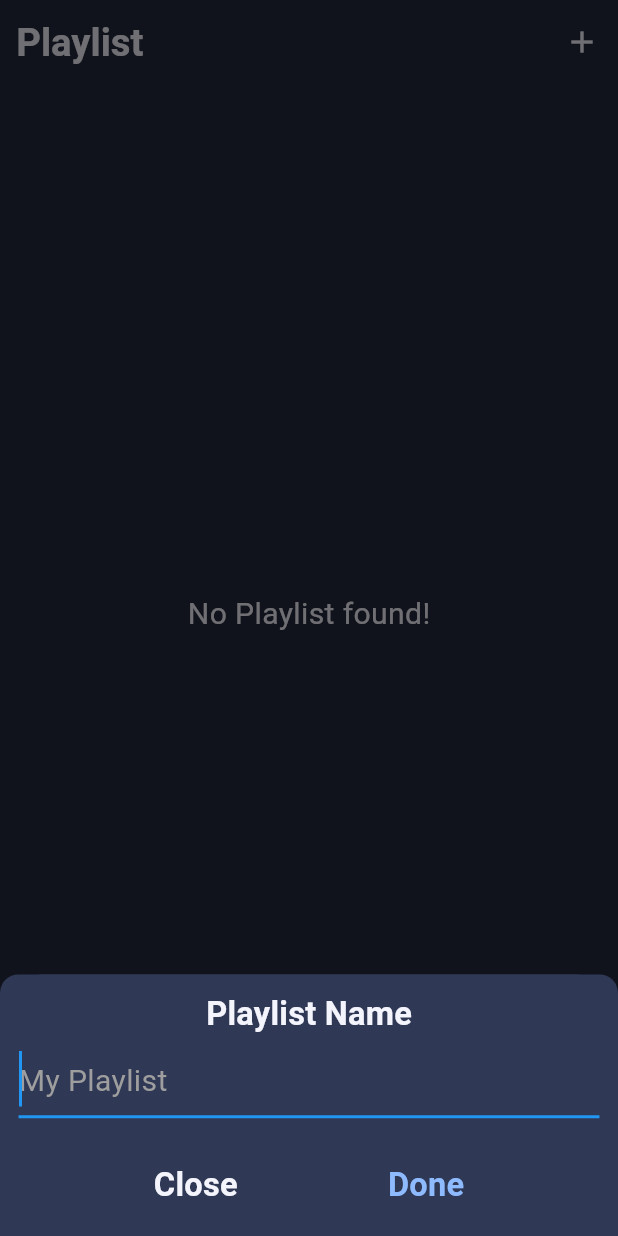
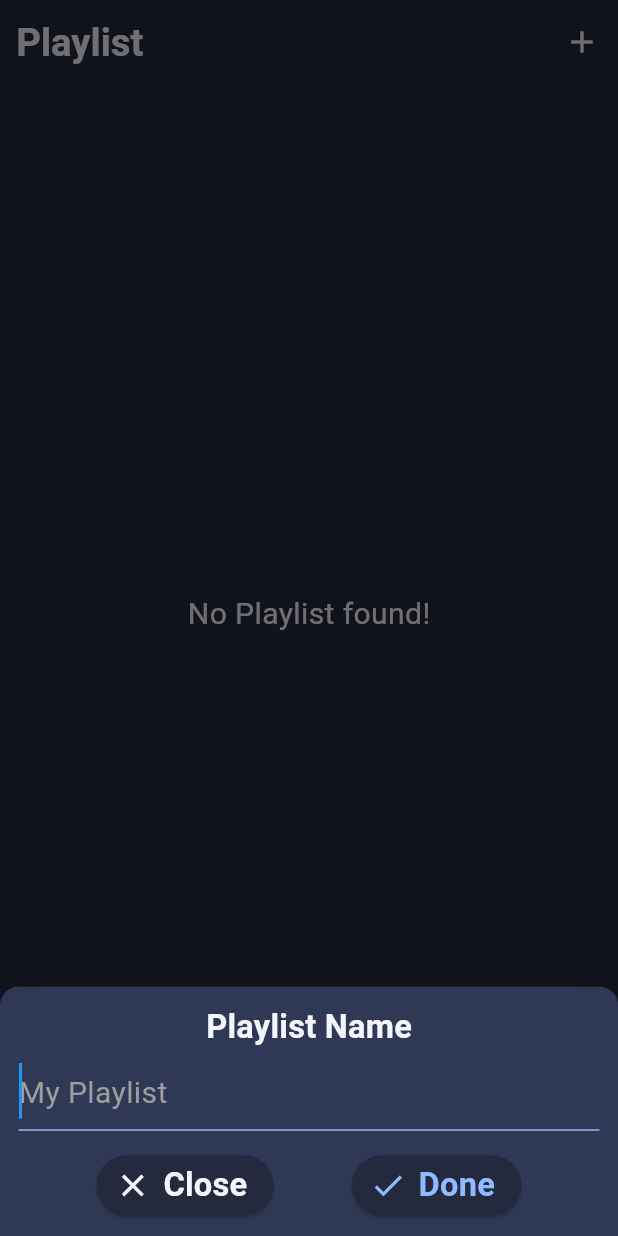
Before and after one commit to AKSHAYK0UL/Nex-Music, a Flutter app: the screen it shows once a user with an empty profile is signed in, item 3 of the bottom bar chosen, after a tap on the "add" icon, on a phone screen of 412 x 824 dp. Run offline on Flutter 3.47's test engine with Material 3 defaults, Android fonts, the phone set to English and light mode, and no system bars; our stand-ins replace app_links, audio_service, audio_video_progress_bar, bloc_concurrency, buttons_tabbar, cached_network_image and 22 more; missing offline and left inert: audio_session, bitsdojo_window, dart_ytmusic_api, desktop_webview_auth, just_audio_media_kit, sidebar_with_animation and 1 more; accounts and stored records are empty; generated files the repository leaves out were written again; project files that could hold a hidden picture were left out.

Commit message:
UI bug fixes

```diff
--- /dev/null
+++ b/lib/core/theme/elevatedbutton.dart
@@ -0,0 +1,10 @@
+import 'package:flutter/material.dart';
+import 'package:nex_music/core/theme/hexcolor.dart';
+
+ElevatedButtonThemeData elevatedButtonTheme() {
+  return ElevatedButtonThemeData(
+      style: ElevatedButton.styleFrom(
+    backgroundColor: backgroundColor,
+    iconColor: accentColor,
+  ));
+}
--- a/lib/core/theme/theme.dart
+++ b/lib/core/theme/theme.dart
@@ -2,6 +2,7 @@ import 'package:flutter/material.dart';
 import 'package:nex_music/core/theme/appbartheme.dart';
 import 'package:nex_music/core/theme/chiptheme.dart';
 import 'package:nex_music/core/theme/dialogtheme.dart';
+import 'package:nex_music/core/theme/elevatedbutton.dart';
 import 'package:nex_music/core/theme/hexcolor.dart';
 import 'package:nex_music/core/theme/listtiletheme.dart';
 import 'package:nex_music/core/theme/navbartheme.dart';
@@ -27,5 +28,6 @@ ThemeData themeData(BuildContext context) {
     segmentedButtonTheme: segmentedButtonTheme(context),
     dialogTheme: dialogTheme(screenSize),
     tabBarTheme: tabBarTheme,
+    elevatedButtonTheme: elevatedButtonTheme(),
   );
 }
--- a/lib/presentation/user_playlist/widgets/create_playlistmodalsheet.dart
+++ b/lib/presentation/user_playlist/widgets/create_playlistmodalsheet.dart
@@ -9,6 +9,7 @@ Future<void> createPlaylistBottomSheet(
   TextEditingController playlistNameController = TextEditingController();
 
   return showModalBottomSheet(
+      isScrollControlled: false,
       context: context,
       backgroundColor: secondaryColor,
       builder: (context) {
@@ -16,7 +17,6 @@ Future<void> createPlaylistBottomSheet(
           duration: const Duration(milliseconds: 150),
           padding:
               EdgeInsets.only(bottom: MediaQuery.of(context).viewInsets.bottom),
-          child: SingleChildScrollView(
           child: Container(
             padding: EdgeInsets.symmetric(
                 horizontal: screenSize * 0.015, vertical: screenSize * 0.012),
@@ -38,6 +38,9 @@ Future<void> createPlaylistBottomSheet(
                 TextField(
                   controller: playlistNameController,
                   decoration: InputDecoration(
+                    border: _underlineInputBorder,
+                    enabledBorder: _underlineInputBorder,
+                    focusedBorder: _underlineInputBorder,
                     hintText: "My Playlist",
                     hintStyle: Theme.of(context)
                         .textTheme
@@ -47,29 +50,32 @@ Future<void> createPlaylistBottomSheet(
                   autofocus: true,
                 ),
                 SizedBox(
-                    height: screenSize * 0.0250,
+                  height: screenSize * 0.0150,
                 ),
                 Row(
                   mainAxisAlignment: MainAxisAlignment.spaceEvenly,
                   children: [
-                      TextButton(
+                    ElevatedButton.icon(
                       onPressed: () {
                         Navigator.of(context).pop();
                       },
-                        child: Text(
+                      label: Text(
                         "Close",
                         style: Theme.of(context).textTheme.titleMedium,
                       ),
+                      icon: Icon(
+                        Icons.close,
+                        color: textColor,
+                        size: screenSize * 0.030,
                       ),
-                      TextButton(
+                    ),
+                    ElevatedButton.icon(
                       onPressed: () {
-                          final playlistName =
-                              playlistNameController.text.trim();
+                        final playlistName = playlistNameController.text.trim();
 
                         if (playlistName.isNotEmpty) {
                           context.read<UserPlaylistBloc>().add(
-                                  CreatePlaylistEvent(
-                                      playlistName: playlistName),
+                                CreatePlaylistEvent(playlistName: playlistName),
                               );
                           showSnackbar(
                               context, "Playlist created successfully");
@@ -80,12 +86,17 @@ Future<void> createPlaylistBottomSheet(
                               context, "Playlist name cannot be empty");
                         }
                       },
-                        child: Text(
+                      label: Text(
                         "Done",
                         style: Theme.of(context)
                             .textTheme
                             .titleMedium
                             ?.copyWith(color: accentColor),
+                      ),
+                      icon: Icon(
+                        Icons.done,
+                        color: accentColor,
+                        size: screenSize * 0.030,
                       ),
                     ),
                   ],
@@ -93,7 +104,14 @@ Future<void> createPlaylistBottomSheet(
               ],
             ),
           ),
-          ),
         );
       });
 }
+
+UnderlineInputBorder get _underlineInputBorder {
+  return UnderlineInputBorder(
+    borderSide: BorderSide(
+      color: accentColor,
+    ),
+  );
+}
```
Also changed, not shown: lib/presentation/home/widget/bottom_sheet_button.dart (added, +39 -0 lines), lib/presentation/home/widget/longpress_options_bottom_sheet.dart (+43 -103 lines), lib/utils/audioutils/audio_handler.dart (+8 -0 lines), 8 other files. Lines whose indentation alone changed are shown as unchanged.
